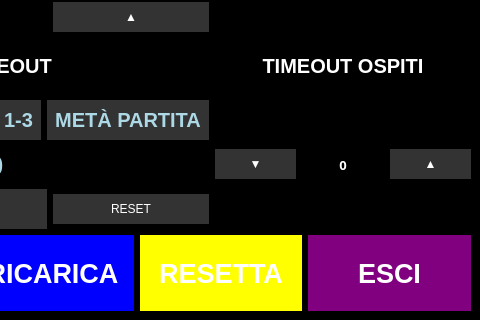
This is rasp5/gui/tabellone.ui in pythonpenguin/segnapunti_pallanuoto as Qt 5 draws it before an edit; both pictures show x 544 to 1024 and y 280 to 600 of the 1024 by 600 pixel window. The edited form follows.
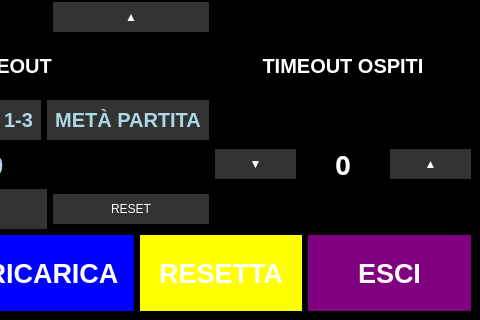
This is the edited form.

```diff
--- a/rasp5/gui/tabellone.ui
+++ b/rasp5/gui/tabellone.ui
@@ -598,7 +598,7 @@
                                 <property name="font">
                                     <font>
                                         <family>DS-Digital</family>
-                                        <pointsize>10</pointsize>
+                                        <pointsize>20</pointsize>
                                         <bold>true</bold>
                                     </font>
                                 </property>
```
